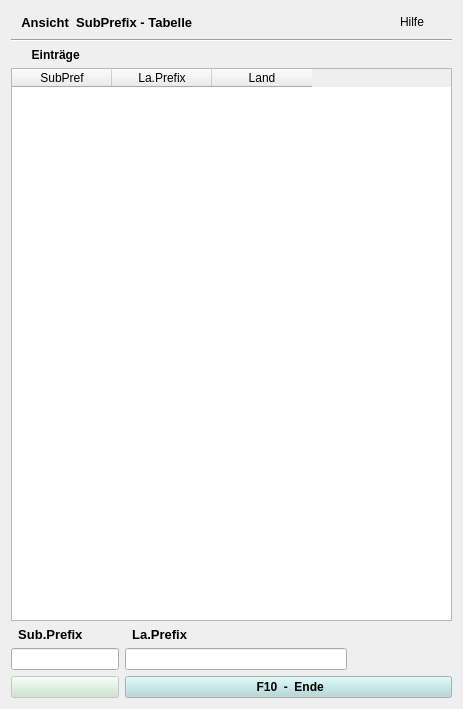
Before: the Qt Designer form laPref/prefix.ui in frohro/qtlog, drawn with Qt 5.
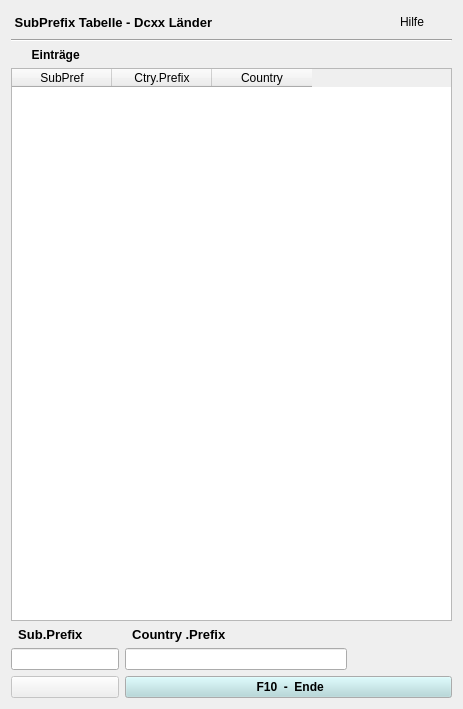
After: the same form once the commit is applied.

What changed in the file:
```diff
--- a/laPref/prefix.ui
+++ b/laPref/prefix.ui
@@ -29,7 +29,7 @@
       </font>
      </property>
      <property name="text">
-      <string>   Ansicht  SubPrefix - Tabelle</string>
+      <string> SubPrefix Tabelle - Dcxx Länder</string>
      </property>
     </widget>
    </item>
@@ -91,12 +91,12 @@
      </column>
      <column>
       <property name="text">
-       <string>La.Prefix</string>
+       <string>Ctry.Prefix</string>
       </property>
      </column>
      <column>
       <property name="text">
-       <string>Land</string>
+       <string>Country</string>
       </property>
      </column>
     </widget>
@@ -128,7 +128,7 @@
       </font>
      </property>
      <property name="text">
-      <string>  La.Prefix</string>
+      <string>  Country .Prefix</string>
      </property>
      <property name="alignment">
       <set>Qt::AlignLeading|Qt::AlignLeft|Qt::AlignVCenter</set>
@@ -166,43 +166,6 @@
      <property name="enabled">
       <bool>false</bool>
      </property>
-     <property name="palette">
-      <palette>
-       <active>
-        <colorrole role="Button">
-         <brush brushstyle="SolidPattern">
-          <color alpha="255">
-           <red>198</red>
-           <green>230</green>
-           <blue>198</blue>
-          </color>
-         </brush>
-        </colorrole>
-       </active>
-       <inactive>
-        <colorrole role="Button">
-         <brush brushstyle="SolidPattern">
-          <color alpha="255">
-           <red>198</red>
-           <green>230</green>
-           <blue>198</blue>
-          </color>
-         </brush>
-        </colorrole>
-       </inactive>
-       <disabled>
-        <colorrole role="Button">
-         <brush brushstyle="SolidPattern">
-          <color alpha="255">
-           <red>198</red>
-           <green>230</green>
-           <blue>198</blue>
-          </color>
-         </brush>
-        </colorrole>
-       </disabled>
-      </palette>
-     </property>
      <property name="focusPolicy">
       <enum>Qt::NoFocus</enum>
      </property>
```
Left out of the diff: 106 changed lines with no effect on the pictures.
